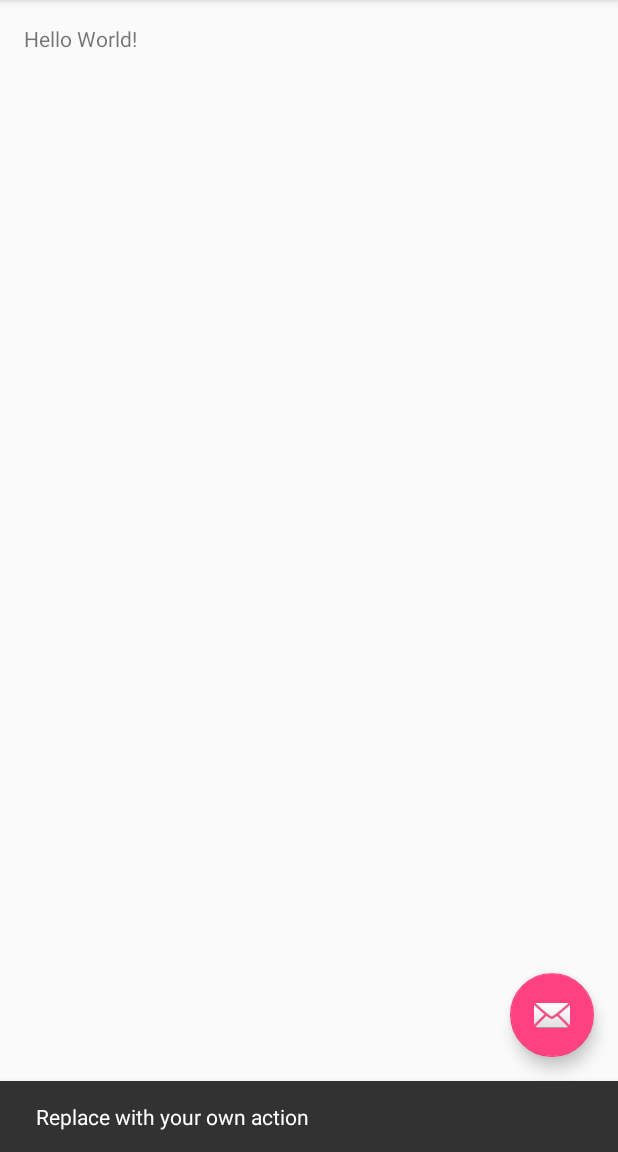
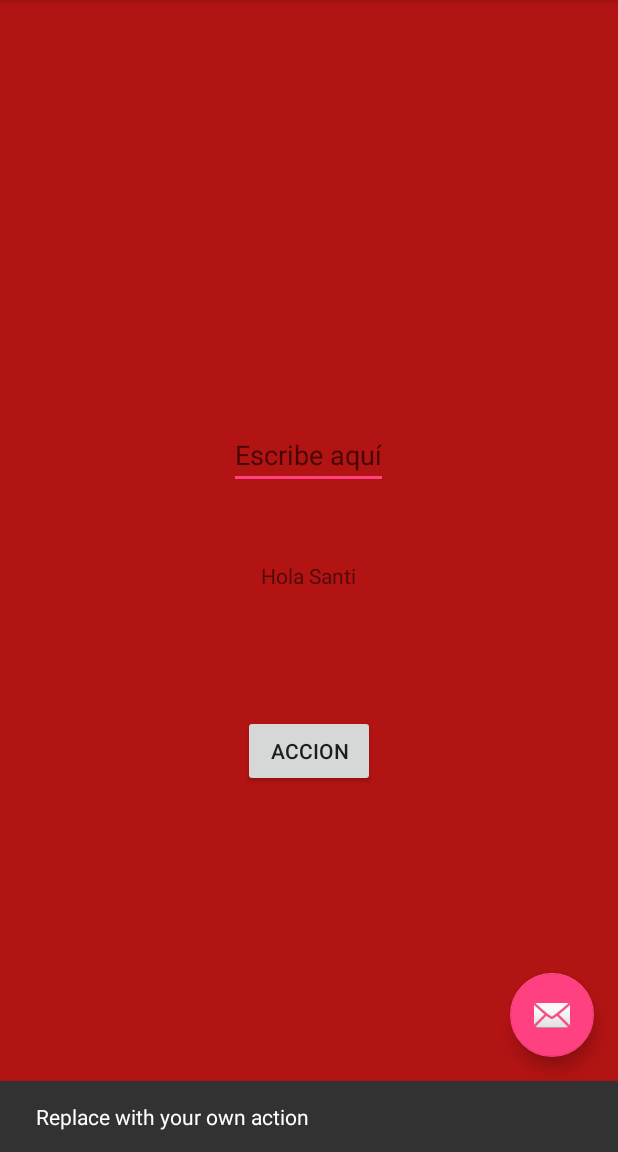
Before and after one commit to albertjimenez/TestString, an Android app: the screen it shows after launch (MainActivity), after a tap on an icon or button, on a phone screen of 412 x 824 dp, the part 84-1236 px from its top. Run offline under Robolectric (Android 15) with nearby library versions, the phone set to English and light mode, and no system bars.

Commit message:
Added 3 attributes for interacting with the view

```diff
--- a/app/src/main/java/com/example/beruto/teststring/MainActivity.java
+++ b/app/src/main/java/com/example/beruto/teststring/MainActivity.java
@@ -8,16 +8,29 @@ import android.support.v7.widget.Toolbar;
 import android.view.View;
 import android.view.Menu;
 import android.view.MenuItem;
+import android.widget.Button;
+import android.widget.EditText;
+import android.widget.TextView;
 
 public class MainActivity extends AppCompatActivity {
-
+    private TextView etiquetaTexto;
+    private Button boton;
+    private EditText cajaTexto;
     @Override
     protected void onCreate(Bundle savedInstanceState) {
         super.onCreate(savedInstanceState);
         setContentView(R.layout.activity_main);
         Toolbar toolbar = (Toolbar) findViewById(R.id.toolbar);
         setSupportActionBar(toolbar);
+        //inicializaciones de mis atributos
+        //los rescato de content_main.xml para tener acceso
 
+        etiquetaTexto = (TextView) findViewById(R.id.textView);
+        boton = (Button) findViewById(R.id.button);
+        cajaTexto = (EditText) findViewById(R.id.editText);
+        // etiquetaTexto.setText("jeje me has tocado");
+
+        //Accion del boton flotante
         FloatingActionButton fab = (FloatingActionButton) findViewById(R.id.fab);
         fab.setOnClickListener(new View.OnClickListener() {
             @Override
--- a/app/src/main/res/layout/activity_main.xml
+++ b/app/src/main/res/layout/activity_main.xml
@@ -5,7 +5,9 @@
     android:layout_width="match_parent"
     android:layout_height="match_parent"
     android:fitsSystemWindows="true"
-    tools:context="com.example.beruto.teststring.MainActivity">
+    tools:context="com.example.beruto.teststring.MainActivity"
+    android:background="#b21313"
+    android:clickable="false">
 
     <android.support.design.widget.AppBarLayout
         android:layout_width="match_parent"
--- a/app/src/main/res/layout/content_main.xml
+++ b/app/src/main/res/layout/content_main.xml
@@ -15,5 +15,28 @@
     <TextView
         android:layout_width="wrap_content"
         android:layout_height="wrap_content"
-        android:text="Hello World!" />
+        android:text="@string/CadenaTexto"
+        android:layout_centerVertical="true"
+        android:layout_centerHorizontal="true"
+        android:capitalize="sentences"
+        android:id="@+id/textView" />
+
+    <Button
+        android:layout_width="wrap_content"
+        android:layout_height="wrap_content"
+        android:text="Accion"
+        android:id="@+id/button"
+        android:layout_below="@+id/textView"
+        android:layout_centerHorizontal="true"
+        android:layout_marginTop="83dp" />
+
+    <EditText
+        android:layout_width="wrap_content"
+        android:layout_height="wrap_content"
+        android:id="@+id/editText"
+        android:layout_above="@+id/textView"
+        android:layout_centerHorizontal="true"
+        android:layout_marginBottom="48dp"
+        android:focusable="true"
+        android:hint="Escribe aquí" />
 </RelativeLayout>
--- a/app/src/main/res/values/strings.xml
+++ b/app/src/main/res/values/strings.xml
@@ -1,4 +1,5 @@
 <resources>
     <string name="app_name">TestString</string>
     <string name="action_settings">Settings</string>
+    <string name="CadenaTexto">Hola Santi</string>
 </resources>
```
